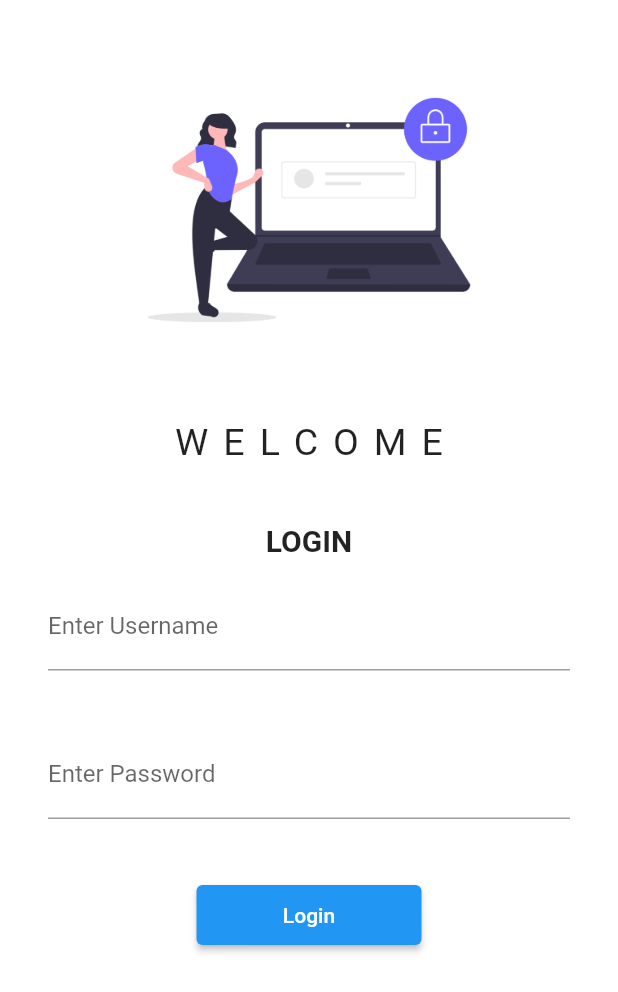
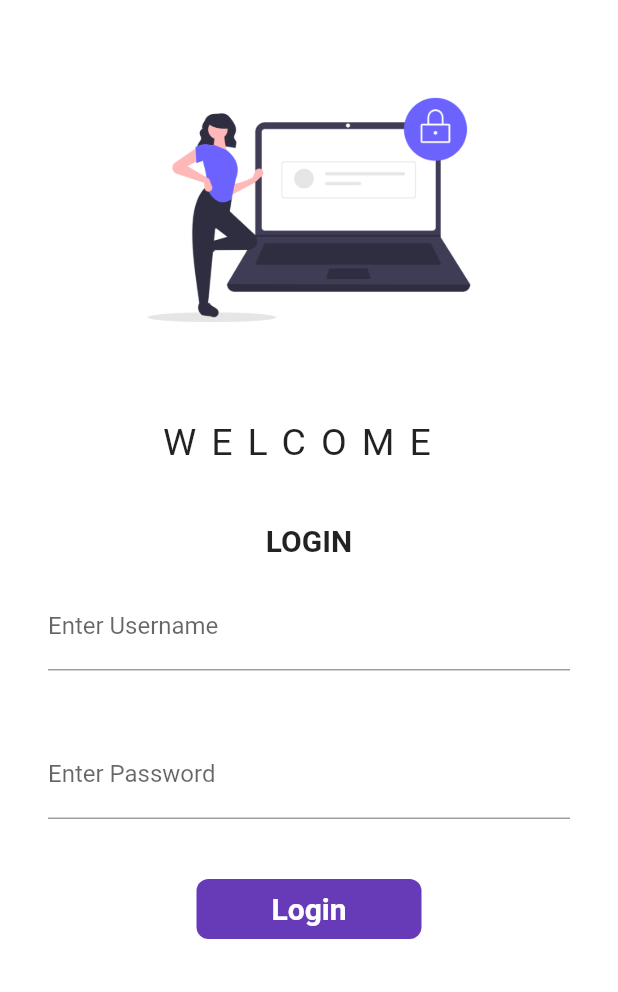
Before and after one commit to panchalravi004/Flutter_App, a Flutter app: the screen it shows after launch, on a phone screen of 412 x 824 dp. Shown: the top 992 px of the screen. Run offline on Flutter 3.47's test engine with Material 2 defaults, Android fonts, the phone set to English and light mode, and no system bars.

Commit message:
Day3 Completed

```diff
--- a/lib/pages/home_page.dart
+++ b/lib/pages/home_page.dart
@@ -1,7 +1,4 @@
 // ignore_for_file: prefer_const_constructors, unnecessary_const
-
-import 'dart:html';
-
 import 'package:flutter/material.dart';
 
 class HomePage extends StatelessWidget {
--- a/lib/pages/login_page.dart
+++ b/lib/pages/login_page.dart
@@ -1,14 +1,18 @@
 // ignore_for_file: prefer_const_constructors, prefer_const_literals_to_create_immutables
 
-import 'dart:ui';
-
 import 'package:flutter/material.dart';
-import 'package:flutter/services.dart';
 import 'package:my_app/utils/routes.dart';
 
-class LoginPage extends StatelessWidget {
+class LoginPage extends StatefulWidget {
   const LoginPage({Key? key}) : super(key: key);
 
+  @override
+  State<LoginPage> createState() => _LoginPageState();
+}
+
+class _LoginPageState extends State<LoginPage> {
+  String name = "";
+  bool changeButton = false;
   @override
   Widget build(BuildContext context) {
     double space = 40;
@@ -23,7 +27,7 @@ class LoginPage extends StatelessWidget {
               height: 280,
             ),
             Text(
-              "WELCOME",
+              "WELCOME $name",
               style: TextStyle(
                 fontSize: 25,
                 letterSpacing: 10,
@@ -44,6 +48,10 @@ class LoginPage extends StatelessWidget {
                       hintText: "Username",
                       labelText: "Enter Username",
                     ),
+                    onChanged: (value) {
+                      name = value;
+                      setState(() {});
+                    },
                   ),
                   SizedBox(height: space),
                   TextFormField(
@@ -54,13 +62,45 @@ class LoginPage extends StatelessWidget {
                     ),
                   ),
                   SizedBox(height: space),
-                  ElevatedButton(
-                      onPressed: () {
-                        //print("Hello");
-                        Navigator.pushNamed(context, MyRoutes.homeroutes);
-                      },
-                      style: TextButton.styleFrom(minimumSize: Size(150, 40)),
-                      child: Text("Login")),
+                  InkWell(
+                    onTap: () async {
+                      setState(() {
+                        changeButton = true;
+                      });
+                      await Future.delayed(Duration(seconds: 1));
+                      Navigator.pushNamed(context, MyRoutes.homeroutes);
+                    },
+                    child: AnimatedContainer(
+                      duration: Duration(seconds: 1),
+                      width: changeButton ? 50 : 150,
+                      height: 40,
+                      alignment: Alignment.center,
+                      child: changeButton
+                          ? Icon(Icons.done, color: Colors.white)
+                          : Text(
+                              "Login",
+                              style: TextStyle(
+                                  color: Colors.white,
+                                  fontSize: 20,
+                                  fontWeight: FontWeight.bold),
+                            ),
+                      decoration: BoxDecoration(
+                        color: Colors.deepPurple,
+                        // shape: changeButton
+                        //     ? BoxShape.circle
+                        //     : BoxShape.rectangle
+                        borderRadius:
+                            BorderRadius.circular(changeButton ? 40 : 8),
+                      ),
+                    ),
+                  ),
+                  // ElevatedButton(
+                  //     onPressed: () {
+                  //       //print("Hello");
+                  //       Navigator.pushNamed(context, MyRoutes.homeroutes);
+                  //     },
+                  //     style: TextButton.styleFrom(minimumSize: Size(150, 40)),
+                  //     child: Text("Login")),
                 ],
               ),
             ),
```
